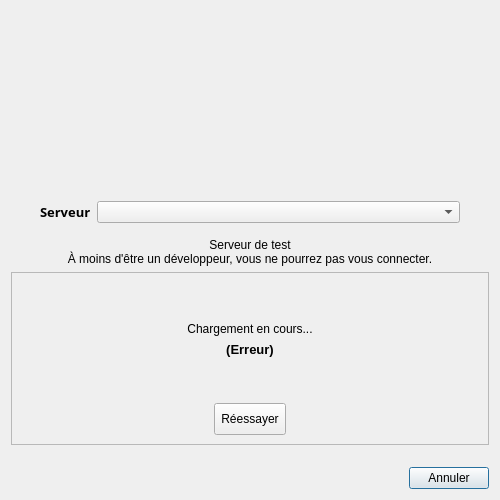
First picture: the form in client/src/dialogs/WebLoginDialog.ui, repository introlab/openteraplus, before the edit.
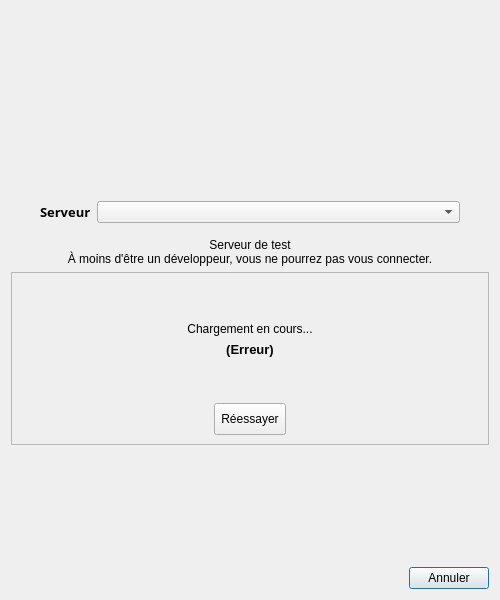
Second picture: the form after the edit. Icons and pictures are not drawn. Custom widgets are drawn as their Qt base class.

What changed in the file:
```diff
--- a/client/src/dialogs/WebLoginDialog.ui
+++ b/client/src/dialogs/WebLoginDialog.ui
@@ -7,7 +7,7 @@
     <x>0</x>
     <y>0</y>
     <width>500</width>
-    <height>500</height>
+    <height>600</height>
    </rect>
   </property>
   <property name="sizePolicy">
@@ -19,13 +19,13 @@
   <property name="minimumSize">
    <size>
     <width>500</width>
-    <height>500</height>
+    <height>600</height>
    </size>
   </property>
   <property name="maximumSize">
    <size>
     <width>500</width>
-    <height>500</height>
+    <height>600</height>
    </size>
   </property>
   <property name="windowTitle">
```
